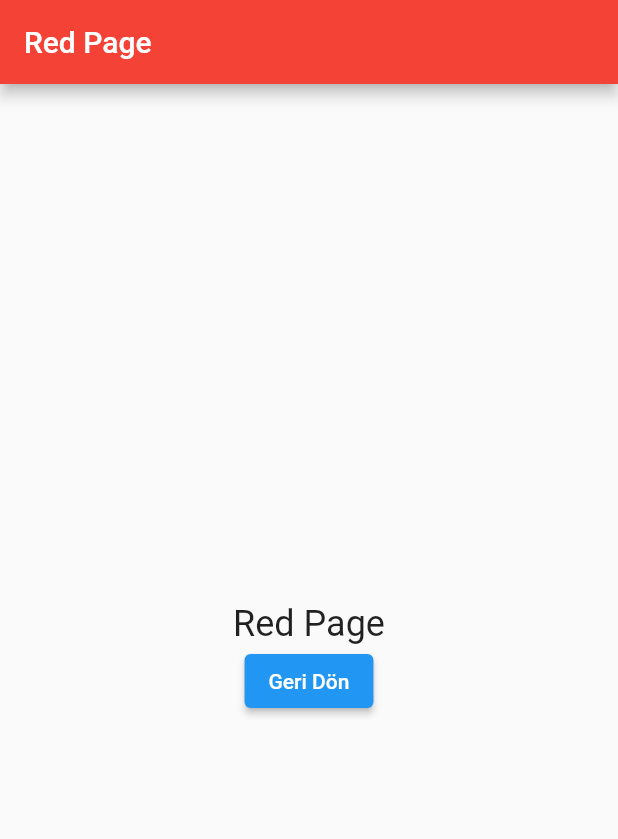
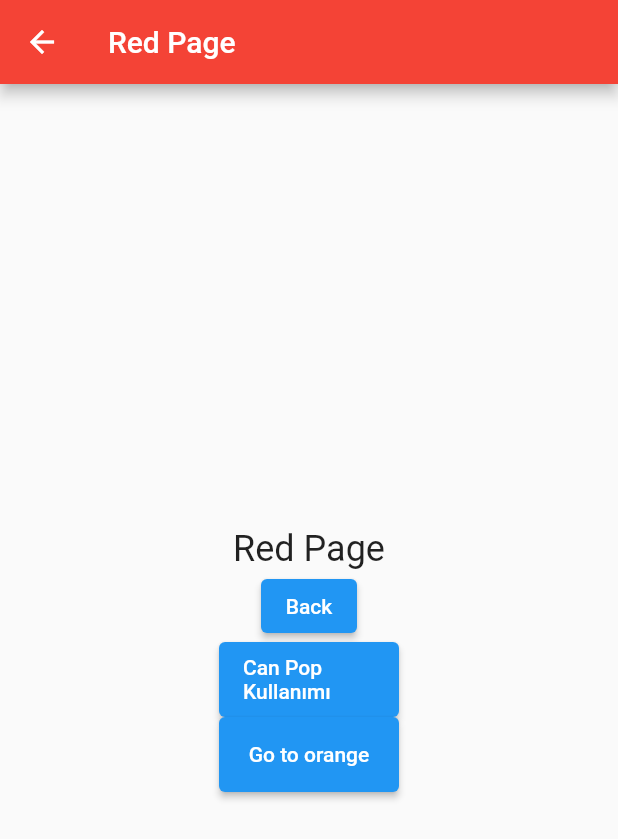
Before and after one commit to Ardasak/learn-flutter, a Flutter app: the screen it shows after launch, after a tap on the "abc" icon, on a phone screen of 412 x 824 dp. Shown: the top 839 px of the screen. Run offline on Flutter 3.47's test engine with Material 2 defaults, Android fonts, the light colour scheme and no system bars; our stand-ins replace flutter_easyloading; network calls fail.

Commit message:
Routes and navigator

```diff
--- a/flutter_navigations/lib/main.dart
+++ b/flutter_navigations/lib/main.dart
@@ -1,6 +1,7 @@
 import 'package:flutter/cupertino.dart';
 import 'package:flutter/material.dart';
 import 'package:flutter_navigations/red_page.dart';
+import 'package:flutter_easyloading/flutter_easyloading.dart';
 
 import 'orange_page.dart';
 import 'dart:io' show Platform;
@@ -16,7 +17,22 @@ class MyApp extends StatelessWidget {
   Widget build(BuildContext context) {
     return MaterialApp(
       title: "Material App Bar",
-      home: MainPage(),
+      // home: MainPage(),
+      builder: EasyLoading.init(),
+      routes: {
+        '/red': (context) => RedPage(),
+        '/orange': (context) => OrangePage(),
+        '/': (context) => MainPage(),
+      },
+      onUnknownRoute: (settings) => MaterialPageRoute(
+        builder: (context) => Scaffold(
+          appBar: AppBar(
+            title: Text("Unknown Route"),
+            backgroundColor: Colors.red,
+          ),
+          body: Center(child: Text("404")),
+        ),
+      ),
     );
   }
 }
@@ -68,7 +84,52 @@ class MainPage extends StatelessWidget {
                 ),
                 style: ElevatedButton.styleFrom(fixedSize: Size(120, 50)),
               ),
-            )
+            ),
+            Container(
+              margin: EdgeInsets.all(10),
+              child: ElevatedButton(
+                onPressed: () {
+                  Navigator.of(context).maybePop();
+                },
+                child: Text("Maybe Pop Kullanımı"),
+                style: ElevatedButton.styleFrom(fixedSize: Size(120, 50)),
+              ),
+            ),
+            Container(
+              margin: EdgeInsets.all(10),
+              child: ElevatedButton(
+                onPressed: () {
+                  if (Navigator.of(context).canPop()) {
+                    debugPrint("Can pop");
+                  } else {
+                    debugPrint("Can't pop");
+                  }
+                },
+                child: Text("Can Pop Kullanımı"),
+                style: ElevatedButton.styleFrom(fixedSize: Size(120, 50)),
+              ),
+            ),
+            Container(
+              margin: EdgeInsets.all(10),
+              child: ElevatedButton(
+                onPressed: () {
+                  Navigator.of(context).pushReplacement(
+                      MaterialPageRoute(builder: (context) => OrangePage()));
+                },
+                child: Text("Push Replacement Kullanımı"),
+                style: ElevatedButton.styleFrom(fixedSize: Size(120, 60)),
+              ),
+            ),
+            Container(
+              margin: EdgeInsets.all(10),
+              child: ElevatedButton(
+                onPressed: () {
+                  Navigator.of(context).pushNamed('/orange');
+                },
+                child: Text("PushNamed Kullanımı"),
+                style: ElevatedButton.styleFrom(fixedSize: Size(120, 50)),
+              ),
+            ),
           ],
         )));
   }
--- a/flutter_navigations/lib/red_page.dart
+++ b/flutter_navigations/lib/red_page.dart
@@ -1,4 +1,5 @@
 import 'dart:math';
+import 'package:flutter_easyloading/flutter_easyloading.dart';
 
 import 'package:flutter/material.dart';
 
@@ -7,15 +8,17 @@ class RedPage extends StatelessWidget {
   int _randomNumber = 0;
   @override
   Widget build(BuildContext context) {
-    return Scaffold(
+    return WillPopScope(
+      child: Scaffold(
         appBar: AppBar(
           title: Text('Red Page'),
           backgroundColor: Colors.red,
-        automaticallyImplyLeading: false,
+          // automaticallyImplyLeading: false,
         ),
         body: Center(
             child: Column(
           mainAxisAlignment: MainAxisAlignment.center,
+          crossAxisAlignment: CrossAxisAlignment.center,
           children: [
             Container(
                 child: Text(
@@ -28,9 +31,35 @@ class RedPage extends StatelessWidget {
                   debugPrint("Üretilen sayı: $_randomNumber");
                   Navigator.of(context).pop(_randomNumber);
                 },
-              child: Text("Geri Dön"))
+                child: Text("Back")),
+            ElevatedButton(
+              onPressed: () {
+                if (Navigator.of(context).canPop()) {
+                  debugPrint("Can pop");
+                } else {
+                  debugPrint("Can't pop");
+                }
+              },
+              child: Text("Can Pop Kullanımı"),
+              style: ElevatedButton.styleFrom(fixedSize: Size(120, 50)),
+            ),
+            ElevatedButton(
+              onPressed: () {
+                Navigator.pushReplacementNamed(context, "/orange2");
+              },
+              child: Text("Go to orange"),
+              style: ElevatedButton.styleFrom(fixedSize: Size(120, 50)),
+            ),
           ],
         )),
+      ),
+      onWillPop: () {
+        // Navigator.of(context).pop();
+        EasyLoading.showInfo("Please press the back button to leave the page.",
+            maskType: EasyLoadingMaskType.black,
+            duration: Duration(seconds: 2));
+        return Future.value(false);
+      },
     );
   }
 }
--- a/flutter_navigations/pubspec.yaml
+++ b/flutter_navigations/pubspec.yaml
@@ -29,6 +29,7 @@ environment:
 dependencies:
   flutter:
     sdk: flutter
+  flutter_easyloading: ^3.0.3
 
 
   # The following adds the Cupertino Icons font to your application.
```
Also changed, not shown: flutter_navigations/pubspec.lock. Lines whose indentation alone changed are shown as unchanged.
